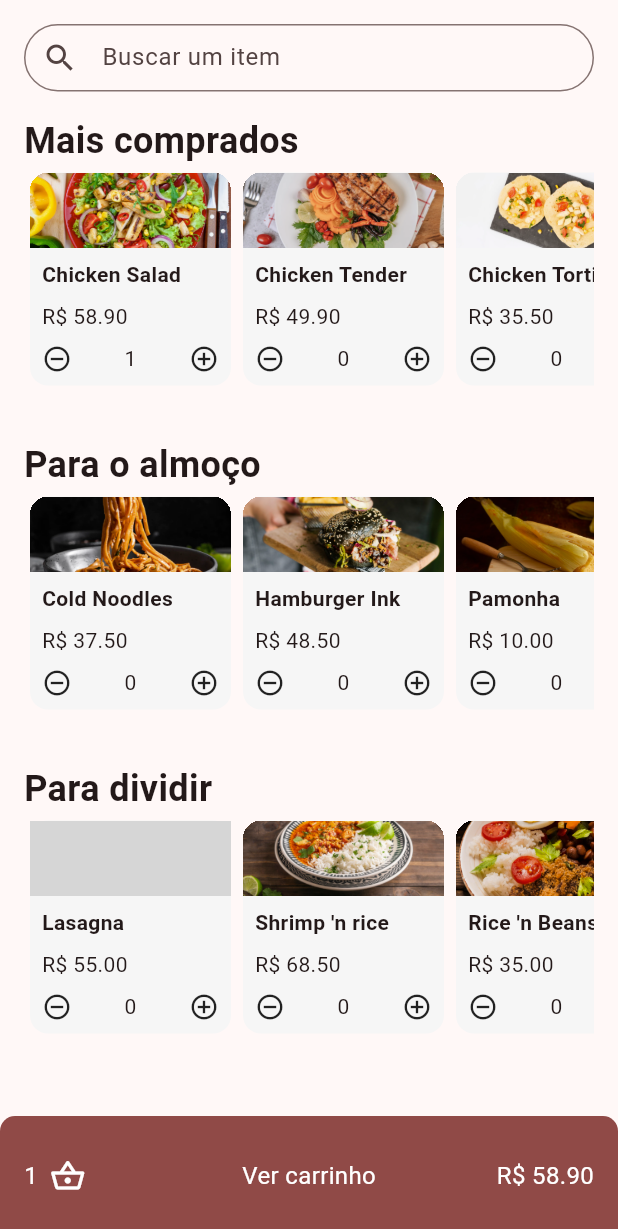
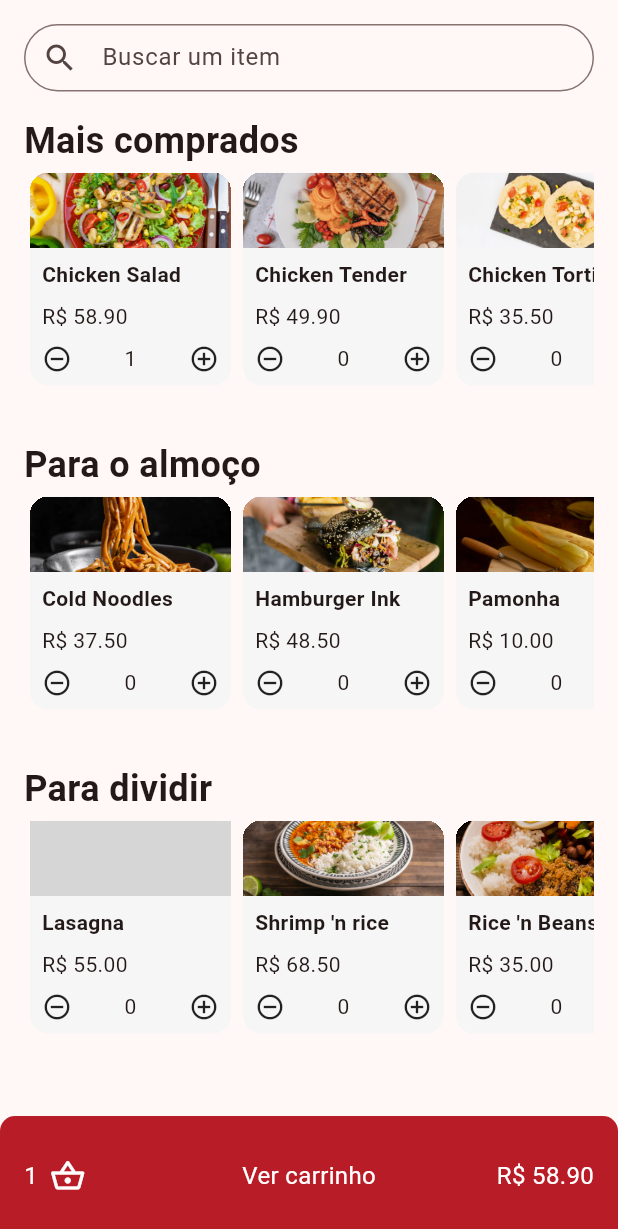
Before and after one commit to ikyrie/panucci_ristorante, a Flutter app: the screen it shows after launch, after a tap on the "add circle outline" icon, on a phone screen of 412 x 824 dp. Shown: the top 1229 px of the screen. Run offline on Flutter 3.47's test engine with Material 3 defaults, Android fonts, the phone set to English and light mode, and no system bars; our stand-ins replace flutter_mobx, mobx, permission_handler; missing offline and left inert: esc_pos_utils_plus, print_bluetooth_thermal; generated files the repository leaves out were written again; grey boxes are pictures that could not be loaded.

Commit message:
Ajustando estilização das páginas

```diff
--- a/lib/main.dart
+++ b/lib/main.dart
@@ -14,7 +14,7 @@ const PanucciDelivery({ Key? key }) : super(key: key);
   @override
   Widget build(BuildContext context){
     return MaterialApp(
-      theme: ThemeData.from(colorScheme: ColorScheme.fromSeed(seedColor: Color.fromARGB(255, 255, 83, 83), ), useMaterial3: true),
+      theme: ThemeData.from(colorScheme: ColorScheme.fromSeed(seedColor: Color.fromARGB(255, 255, 0, 0), ), useMaterial3: true),
       home: MultiProvider(providers: <Provider>[
         Provider<CarrinhoStore>(create: (_) => CarrinhoStore()),
         Provider<PrinterSettingsStore>(create: (_) => PrinterSettingsStore()),
--- a/lib/screens/checkout.dart
+++ b/lib/screens/checkout.dart
@@ -1,4 +1,3 @@
-import 'package:esc_pos_utils_plus/esc_pos_utils_plus.dart';
 import 'package:flutter/material.dart';
 import 'package:panucci_ristorante/components/order_item.dart';
 import 'package:panucci_ristorante/services/device_connect_service.dart';
@@ -75,13 +74,13 @@ class Checkout extends StatelessWidget {
                       style: ElevatedButton.styleFrom(
                           elevation: 0,
                           foregroundColor: Colors.white,
-                          backgroundColor: Theme.of(context).colorScheme.surfaceTint),
+                          backgroundColor: Color(0xFFB81D27),),
                       child: Row(
                           mainAxisAlignment: MainAxisAlignment.center,
                           children: const <Widget>[
                             Padding(
                               padding: EdgeInsets.only(right: 8.0),
-                              child: Icon(Icons.account_balance_wallet),
+                              child: Icon(Icons.account_balance_wallet, color: Colors.white,),
                             ),
                             Text(
                               "Pedir",
--- a/lib/screens/home.dart
+++ b/lib/screens/home.dart
@@ -18,10 +18,14 @@ class Home extends StatelessWidget {
     final BuildContext homeContext = context;
     return SafeArea(
       child: Scaffold(
-        body: CustomScrollView(
+        body: Stack(children: <Widget>[
+          Padding(
+            padding: const EdgeInsets.only(bottom: 90),
+            child: CustomScrollView(
               slivers: <Widget>[
                 SliverToBoxAdapter(
-                child: SearchInput(searchTextController: searchTextController)),
+                    child:
+                        SearchInput(searchTextController: searchTextController)),
                 const SliverToBoxAdapter(
                     child: CategoriaText(titulo: "Mais comprados")),
                 const SliverToBoxAdapter(
@@ -37,15 +41,17 @@ class Home extends StatelessWidget {
                 const SliverToBoxAdapter(
                   child: ItemList(categoria: "para dividir"),
                 ),
-            SliverFillRemaining(
-              hasScrollBody: false,
-              child: Align(
+              ],
+            ),
+          ),
+          Align(
             alignment: Alignment.bottomCenter,
             child: Observer(
-                  builder: (_) =>
-                  !carrinhoStore.listaVazia ? InkWell(
+              builder: (_) => !carrinhoStore.listaVazia
+                  ? InkWell(
                       onTap: () {
-                      Navigator.push(context, MaterialPageRoute(builder: (context){
+                        Navigator.push(context,
+                            MaterialPageRoute(builder: (context) {
                           return Checkout(homeContext: homeContext);
                         }));
                       },
@@ -54,11 +60,10 @@ class Home extends StatelessWidget {
                           height: 80,
                           padding: const EdgeInsets.all(16),
                           decoration: BoxDecoration(
-                            color: Theme.of(context).colorScheme.surfaceTint,
-                            borderRadius:
-                                const BorderRadius.vertical(top: Radius.circular(10))),
-                        child: Stack(
-                            children: [
+                              color: Color(0xFFB81D27),
+                              borderRadius: const BorderRadius.vertical(
+                                  top: Radius.circular(10))),
+                          child: Stack(children: [
                             Align(
                               alignment: Alignment.centerLeft,
                               child: Row(
@@ -69,8 +74,9 @@ class Home extends StatelessWidget {
                                       "${carrinhoStore.quantidadeItem}",
                                       style: TextStyle(
                                           fontSize: 16,
-                                          color:
-                                            Theme.of(context).colorScheme.onPrimary),
+                                          color: Theme.of(context)
+                                              .colorScheme
+                                              .onPrimary),
                                     ),
                                   ),
                                   Icon(
@@ -88,8 +94,9 @@ class Home extends StatelessWidget {
                                 "Ver carrinho",
                                 style: TextStyle(
                                     fontSize: 16,
-                                    color:
-                                      Theme.of(context).colorScheme.onPrimary),
+                                    color: Theme.of(context)
+                                        .colorScheme
+                                        .onPrimary),
                               ),
                             ),
                             Align(
@@ -98,17 +105,17 @@ class Home extends StatelessWidget {
                                 "R\$ ${carrinhoStore.totalDaCompra.toStringAsFixed(2)}",
                                 style: TextStyle(
                                     fontSize: 16,
-                                    color:
-                                      Theme.of(context).colorScheme.onPrimary),
+                                    color: Theme.of(context)
+                                        .colorScheme
+                                        .onPrimary),
                               ),
                             ),
                           ])),
-                  ) : Container(),
-                ),
+                    )
+                  : Container(),
             ),
           )
-          ],
-        ),
+        ]),
       ),
     );
   }
```
Lines whose indentation alone changed are shown as unchanged.
